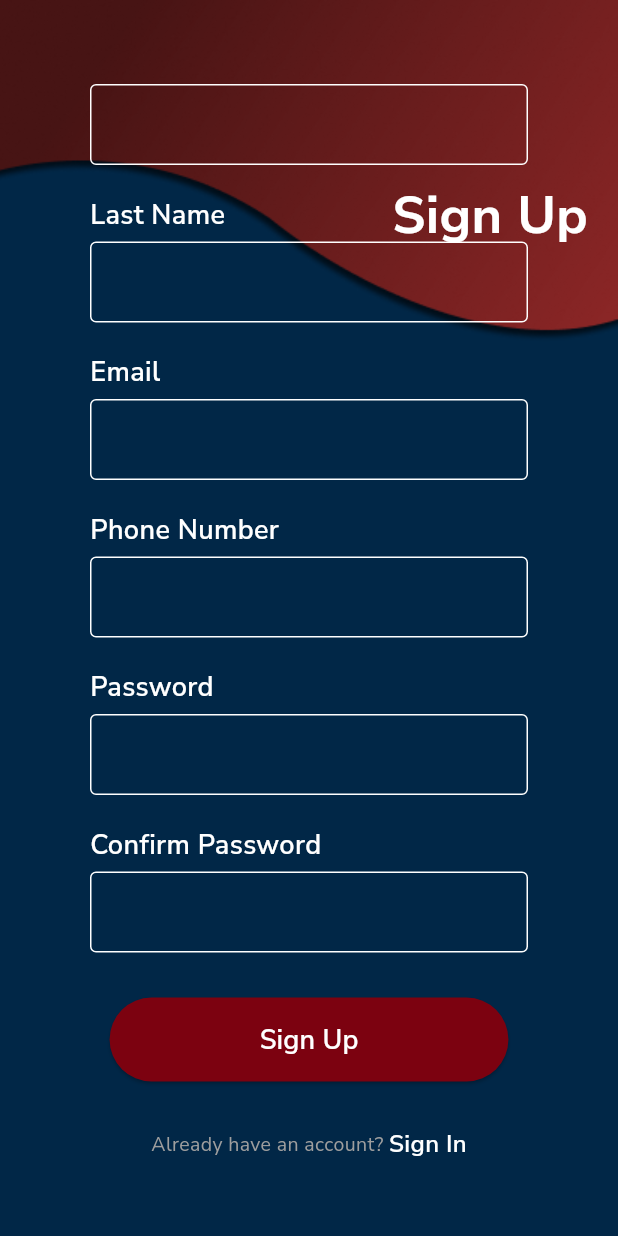
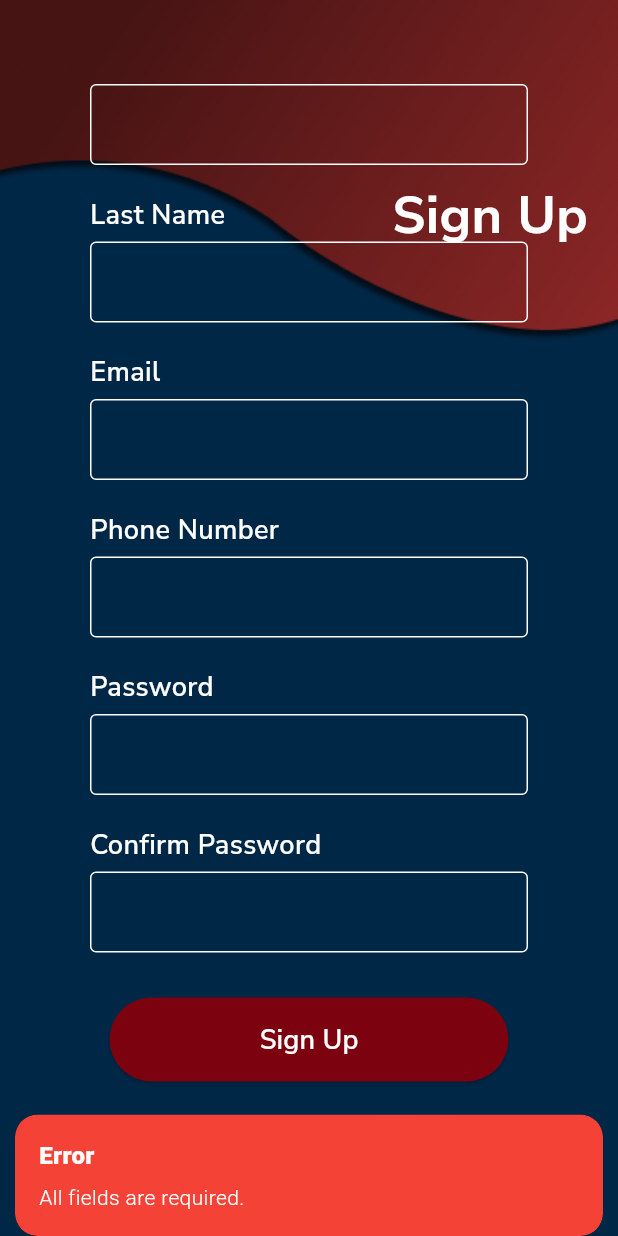
Before and after one commit to HussainMatloob/piffers, a Flutter app: the Signup screen opened by its route, scrolled down 215 dp, after a tap on "Sign Up", on a phone screen of 412 x 824 dp. Run offline on Flutter 3.47's test engine with Material 3 defaults, Android fonts, the phone set to English and light mode, and no system bars; our stand-ins replace badges, firebase_core, firebase_messaging, flutter_local_notifications, flutter_otp_text_field, flutter_snake_navigationbar and 10 more; missing offline and left inert: flutter_pdfview, flutter_polyline_points, google_maps_url_extractor; accounts and stored records are empty; project files that could hold a hidden picture were left out.

Commit message:
Changes 10/02/25

```diff
--- a/lib/Views/Auth/Login.dart
+++ b/lib/Views/Auth/Login.dart
@@ -55,7 +55,6 @@ class _LoginState extends State<Login> {
                 ),
               ),
             ),
-
             // "Sign In" Text
             Positioned(
               top: 120,
--- a/lib/Views/Auth/SignUp.dart
+++ b/lib/Views/Auth/SignUp.dart
@@ -4,6 +4,8 @@ import 'package:piffers/Views/Auth/Login.dart';
 import 'package:get/get.dart';
 import 'package:piffers/Views/controllers/authcontroller.dart';
 import 'package:google_fonts/google_fonts.dart';
+
+import 'VarifyOTPScreen.dart';
 
 class Signup extends StatefulWidget {
   const Signup({super.key});
@@ -13,15 +15,14 @@ class Signup extends StatefulWidget {
 }
 
 class _SignupState extends State<Signup> {
+
   final AuthController authController = Get.put(AuthController());
-
   final TextEditingController _firstNameController = TextEditingController();
   final TextEditingController _lastNameController = TextEditingController();
   final TextEditingController _emailController = TextEditingController();
   final TextEditingController _phoneController = TextEditingController();
   final TextEditingController _passwordController = TextEditingController();
-  final TextEditingController _confirmPasswordController =
-      TextEditingController();
+  final TextEditingController _confirmPasswordController = TextEditingController();
 
   final _formKey = GlobalKey<FormState>();
 
@@ -69,92 +70,87 @@ class _SignupState extends State<Signup> {
                   crossAxisAlignment: CrossAxisAlignment.center,
                   children: [
                     SizedBox(height: 180),
-                    // Adjust height for the space left by the "Sign Up" text
 
-                    // First Name TextField
                     Utils().buildTextField('First Name', _firstNameController),
 
-                    // Last Name TextField
                     Utils().buildTextField('Last Name', _lastNameController),
 
-                    // Email TextField
                     Utils().buildTextField(
                         'Email', _emailController, TextInputType.emailAddress),
 
                     Utils().buildTextField(
                         'Phone Number', _phoneController, TextInputType.number),
 
-                    // Utils().buildPhoneNumberField(
-                    //   'Phone Number',
-                    //   _phoneController,
-                    //       (countryCode) {
-                    //     selectedCountryCode = countryCode;
-                    //     print('Selected Country Code: $selectedCountryCode');
-                    //   },
-                    // ),
-
-                    // Password TextField
                     Utils().buildTextField(
                       'Password',
                       _passwordController,
                     ),
 
-                    // Confirm Password TextField
                     Utils().buildTextField(
                       'Confirm Password',
                       _confirmPasswordController,
                     ),
                     SizedBox(height: 20),
 
-                    // SignUp Button
                     SizedBox(
                       width: double.infinity,
                       child: Center(
                         child: Obx(() {
-                          print(
-                              "Checking isLoading: ${authController.isLoading.value}");
+                          print("Checking isLoading: ${authController.isLoading.value}");
 
-                          if (authController == null ||
-                              authController.isLoading == null) {
-                            return const CircularProgressIndicator(); // Show loader if authController or isLoading is null
+                          if (authController.isLoading.value) {
+                            return const CircularProgressIndicator();
                           }
 
-                          return authController.isLoading.value
-                              ? const CircularProgressIndicator() // Show loader while signing up
-                              : ElevatedButton(
-                                  onPressed: () {
-                                    if (_firstNameController.text.isNotEmpty &&
-                                        _lastNameController.text.isNotEmpty &&
-                                        _emailController.text.isNotEmpty &&
-                                        _passwordController.text.isNotEmpty &&
-                                        _confirmPasswordController
-                                            .text.isNotEmpty) {
-                                      print("Form validated successfully.");
+                          return ElevatedButton(
+                            onPressed: () async {
+                              // Trim all input fields to avoid spaces issues
+                              String firstName = _firstNameController.text.trim();
+                              String lastName = _lastNameController.text.trim();
+                              String email = _emailController.text.trim();
+                              String password = _passwordController.text.trim();
+                              String confirmPassword = _confirmPasswordController.text.trim();
 
-                                      // Perform sign up action, for example, store the data or call an API
-                                      print("Calling authController.register");
-                                      authController.register(
-                                        _firstNameController.text ?? "",
-                                        _lastNameController.text ?? "",
-                                        _emailController.text ?? "",
-                                        _passwordController.text ?? "",
+                              // Validate required fields
+                              if (firstName.isEmpty || lastName.isEmpty || email.isEmpty || password.isEmpty || confirmPassword.isEmpty) {
+                                Get.snackbar(
+                                  'Error',
+                                  'All fields are required.',
+                                  snackPosition: SnackPosition.BOTTOM,
+                                  backgroundColor: Colors.red,
+                                  colorText: Colors.white,
+                                );
+                                return;
+                              }
 
-                                        // '$_selectedCountryCode${_phoneNumberController.text.trim()
+                              // Validate password confirmation
+                              if (password != confirmPassword) {
+                                Get.snackbar(
+                                  'Error',
+                                  'Passwords do not match.',
+                                  snackPosition: SnackPosition.BOTTOM,
+                                  backgroundColor: Colors.red,
+                                  colorText: Colors.white,
+                                );
+                                return;
+                              }
+
+                              print("Form validated successfully. Registering user...");
+
+                              // Call the register function
+                              await authController.register(
+                                firstName,
+                                lastName,
+                                email,
+                                password,
                               );
 
-                                      // Utils.saveString("name",
-                                      //     "${_firstNameController.text ?? ""} ${_lastNameController.text ?? ""}");
-                                      print("User registered successfully.");
-                                    } else {
-
-                                    }
+                              // Save email for OTP verification
+                              Utils.saveString("email", email);
                             },
                             style: ElevatedButton.styleFrom(
-                                    backgroundColor:
-                                        const Color.fromRGBO(124, 2, 16, 1.0),
-                                    // Set the custom RGB color for the button
-                                    padding: const EdgeInsets.symmetric(
-                                        horizontal: 100, vertical: 15),
+                              backgroundColor: const Color.fromRGBO(124, 2, 16, 1.0),
+                              padding: const EdgeInsets.symmetric(horizontal: 100, vertical: 15),
                               shape: RoundedRectangleBorder(
                                 borderRadius: BorderRadius.circular(30),
                               ),
@@ -164,12 +160,14 @@ class _SignupState extends State<Signup> {
                               style: GoogleFonts.nunitoSans(
                                 fontSize: 18,
                                 fontWeight: FontWeight.w600,
-                                        color: Colors.white),
+                                color: Colors.white,
+                              ),
                             ),
                           );
                         }),
                       ),
                     ),
+
 
                     SizedBox(height: 30),
 
--- a/lib/main.dart
+++ b/lib/main.dart
@@ -33,7 +33,6 @@ void main() async {
 
   runApp(const MyApp());
 }
-
 class MyApp extends StatelessWidget {
   const MyApp({super.key});
 
```
Also changed, not shown: lib/Views/Api Services/apiservice.dart (+98 -15 lines), lib/Views/Auth/VarifyOTPScreen.dart (added, +211 -0 lines), lib/Views/Controllers/authcontroller.dart (+68 -38 lines), lib/Views/Controllers/otp_controller.dart (added, +41 -0 lines), lib/Views/Controllers/resent_top_controller.dart (added, +34 -0 lines), lib/Views/Screens/OpenMap.dart (+48 -30 lines), 2 other files. Lines whose indentation alone changed are shown as unchanged.
